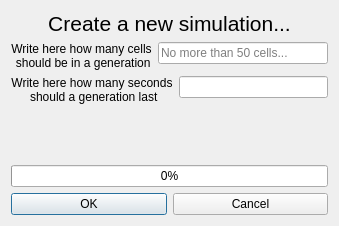
dragosconst/Genetic-Alg-Cells, file Machine Learning Cells/GUI/Dialogs/NewSimDia/new_simulation.ui: the form before one commit.
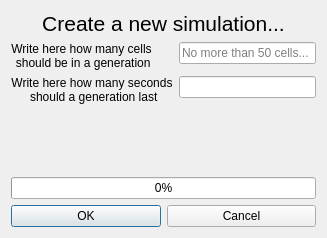
The form after the commit.

Commit message: properly alligned input forms in new sim dia

What changed in the file:
```diff
--- a/Machine Learning Cells/GUI/Dialogs/NewSimDia/new_simulation.ui
+++ b/Machine Learning Cells/GUI/Dialogs/NewSimDia/new_simulation.ui
@@ -6,8 +6,8 @@
    <rect>
     <x>0</x>
     <y>0</y>
-    <width>339</width>
-    <height>226</height>
+    <width>327</width>
+    <height>238</height>
    </rect>
   </property>
   <property name="windowTitle">
@@ -51,11 +51,7 @@
          </property>
         </widget>
        </item>
-      </layout>
-     </item>
-     <item>
-      <layout class="QFormLayout" name="genDurForm">
-       <item row="0" column="0">
+       <item row="2" column="0">
         <widget class="QLabel" name="genDurText">
          <property name="contextMenuPolicy">
           <enum>Qt::ActionsContextMenu</enum>
@@ -69,7 +65,7 @@
          </property>
         </widget>
        </item>
-       <item row="0" column="1">
+       <item row="2" column="1">
         <widget class="QLineEdit" name="genDurLine">
          <property name="placeholderText">
           <string notr="true"/>
```
Left out of the diff: 2 changed lines with no effect on the pictures. The commit also changes 2 other files.
